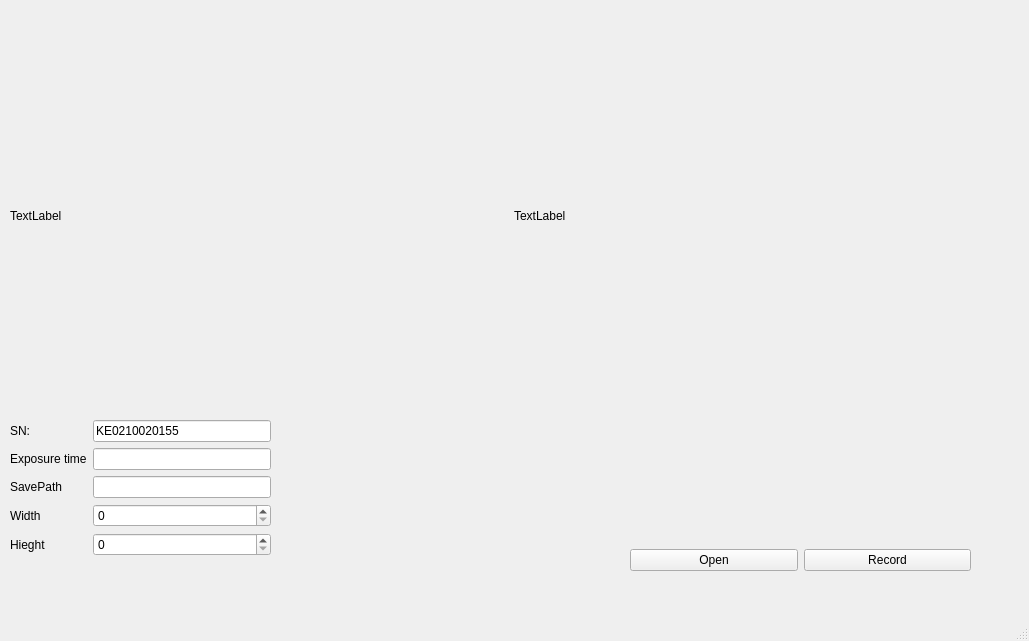
Old version of the form mainwindow.ui in the repository mrwang-19/HNU_RMUT_Vision.
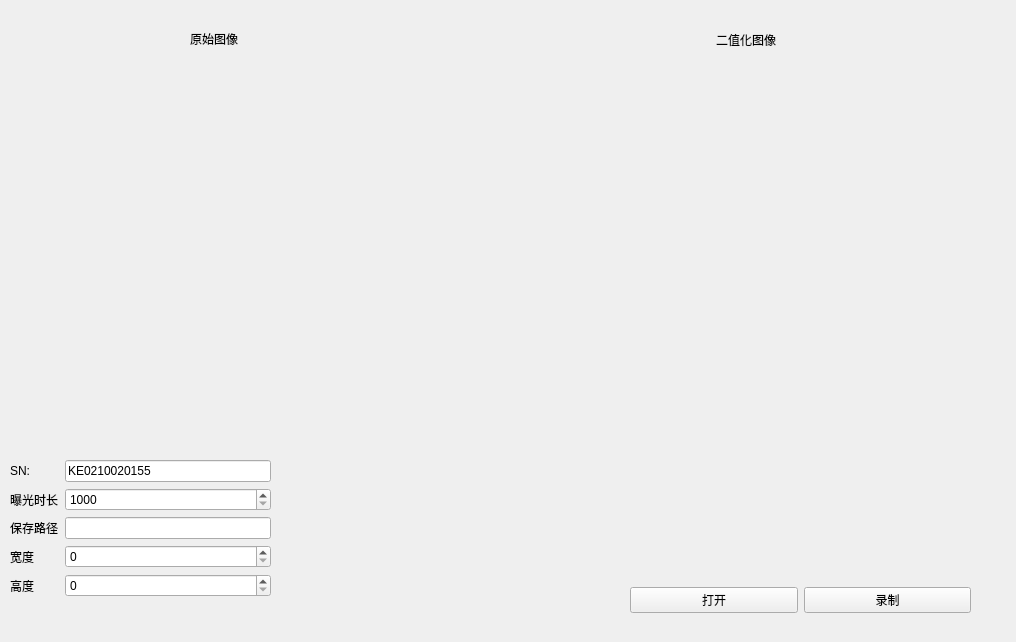
New version of the form.

The edit to the form file:
```diff
--- a/mainwindow.ui
+++ b/mainwindow.ui
@@ -6,10 +6,16 @@
    <rect>
     <x>0</x>
     <y>0</y>
-    <width>1029</width>
-    <height>641</height>
+    <width>1016</width>
+    <height>642</height>
    </rect>
   </property>
+  <property name="sizePolicy">
+   <sizepolicy hsizetype="Fixed" vsizetype="Fixed">
+    <horstretch>0</horstretch>
+    <verstretch>0</verstretch>
+   </sizepolicy>
+  </property>
   <property name="windowTitle">
    <string>MainWindow</string>
   </property>
@@ -18,7 +24,7 @@
     <property name="geometry">
      <rect>
       <x>10</x>
-      <y>420</y>
+      <y>460</y>
       <width>261</width>
       <height>171</height>
      </rect>
@@ -34,21 +40,21 @@
      <item row="1" column="0">
       <widget class="QLabel" name="label_5">
        <property name="text">
-        <string>Exposure time</string>
+        <string>曝光时长</string>
        </property>
       </widget>
      </item>
      <item row="2" column="0">
       <widget class="QLabel" name="label_2">
        <property name="text">
-        <string>SavePath</string>
+        <string>保存路径</string>
        </property>
       </widget>
      </item>
      <item row="3" column="0">
       <widget class="QLabel" name="label_4">
        <property name="text">
-        <string>Width</string>
+        <string>宽度</string>
        </property>
       </widget>
      </item>
@@ -59,24 +65,39 @@
        </property>
       </widget>
      </item>
-     <item row="1" column="1">
-      <widget class="QLineEdit" name="lineEdit"/>
-     </item>
      <item row="2" column="1">
       <widget class="QLineEdit" name="lineEdit_2"/>
      </item>
      <item row="3" column="1">
-      <widget class="QSpinBox" name="spinBox"/>
+      <widget class="QSpinBox" name="widthSpinBox">
+       <property name="maximum">
+        <number>1280</number>
+       </property>
+      </widget>
      </item>
      <item row="4" column="0">
       <widget class="QLabel" name="label_6">
        <property name="text">
-        <string>Hieght</string>
+        <string>高度</string>
        </property>
       </widget>
      </item>
      <item row="4" column="1">
-      <widget class="QSpinBox" name="spinBox_2"/>
+      <widget class="QSpinBox" name="heightSpinBox">
+       <property name="maximum">
+        <number>1024</number>
+       </property>
+      </widget>
+     </item>
+     <item row="1" column="1">
+      <widget class="QSpinBox" name="exposureSpinBox">
+       <property name="minimum">
+        <number>1000</number>
+       </property>
+       <property name="maximum">
+        <number>2000000</number>
+       </property>
+      </widget>
      </item>
     </layout>
    </widget>
@@ -84,7 +105,7 @@
     <property name="geometry">
      <rect>
       <x>630</x>
-      <y>540</y>
+      <y>580</y>
       <width>341</width>
       <height>41</height>
      </rect>
@@ -93,14 +114,14 @@
      <item>
       <widget class="QPushButton" name="OpenButton">
        <property name="text">
-        <string>Open</string>
+        <string>打开</string>
        </property>
       </widget>
      </item>
      <item>
       <widget class="QPushButton" name="RecordButton">
        <property name="text">
-        <string>Record</string>
+        <string>录制</string>
        </property>
       </widget>
      </item>
@@ -110,7 +131,7 @@
     <property name="geometry">
      <rect>
       <x>10</x>
-      <y>20</y>
+      <y>60</y>
       <width>1001</width>
       <height>391</height>
      </rect>
@@ -119,7 +140,7 @@
      <item>
       <widget class="QLabel" name="OriginalImage">
        <property name="text">
-        <string>TextLabel</string>
+        <string/>
        </property>
       </widget>
      </item>
@@ -132,14 +153,39 @@
         </sizepolicy>
        </property>
        <property name="text">
-        <string>TextLabel</string>
+        <string/>
        </property>
       </widget>
      </item>
     </layout>
    </widget>
+   <widget class="QLabel" name="label_3">
+    <property name="geometry">
+     <rect>
+      <x>190</x>
+      <y>30</y>
+      <width>67</width>
+      <height>17</height>
+     </rect>
+    </property>
+    <property name="text">
+     <string>原始图像</string>
+    </property>
+   </widget>
+   <widget class="QLabel" name="label_7">
+    <property name="geometry">
+     <rect>
+      <x>716</x>
+      <y>30</y>
+      <width>81</width>
+      <height>20</height>
+     </rect>
+    </property>
+    <property name="text">
+     <string>二值化图像</string>
+    </property>
+   </widget>
   </widget>
-  <widget class="QStatusBar" name="statusbar"/>
  </widget>
  <resources/>
  <connections/>
```
Left out of the diff: 2 changed lines with no effect on the pictures.
